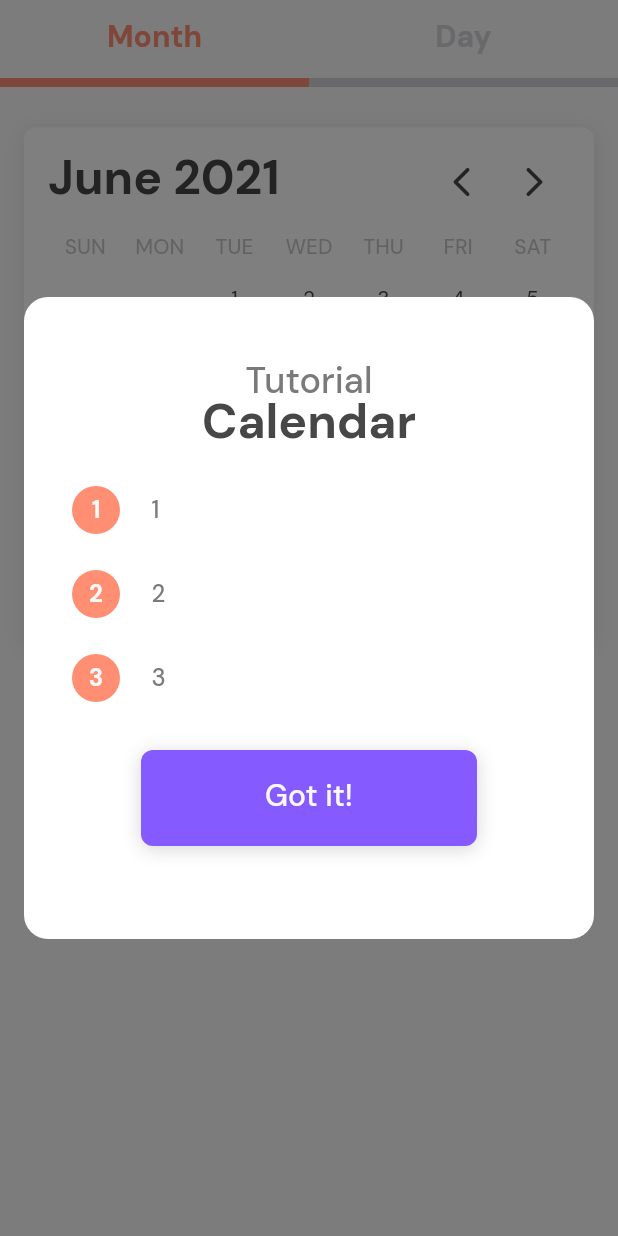
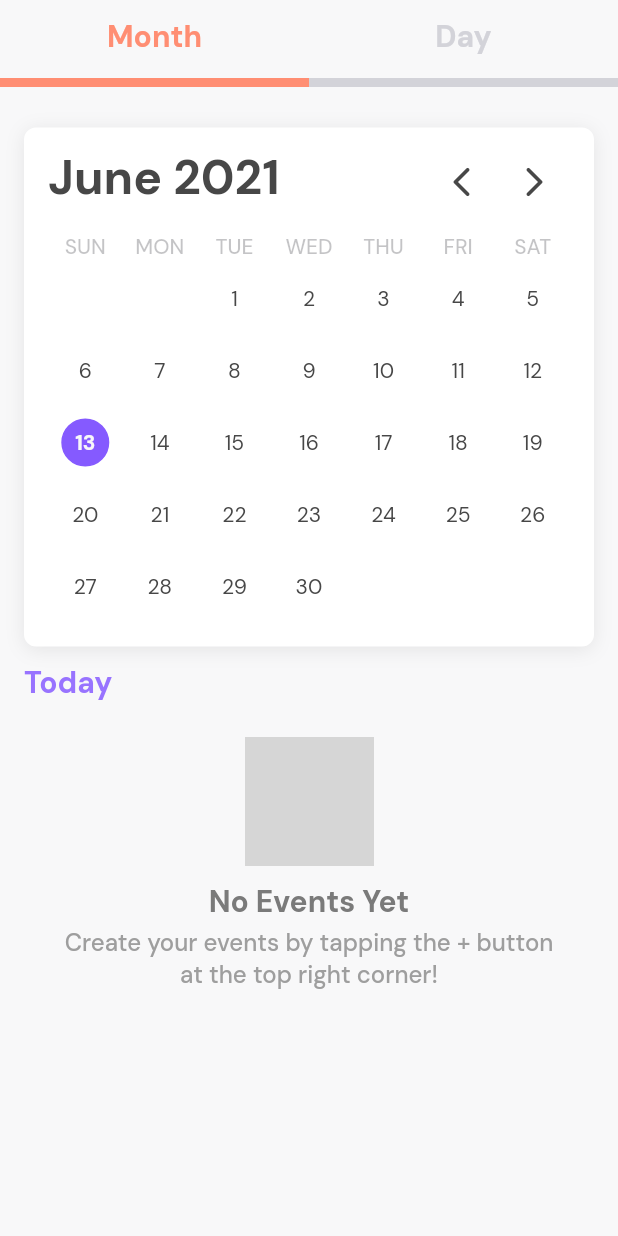
Before and after one commit to gdsc-loyola/admu_student_app, a Flutter app: the CalendarPage screen opened directly, after a tap on "Month", on a phone screen of 412 x 824 dp. Run offline on Flutter 3.47's test engine with Material 2 defaults, Android fonts, the phone set to English and light mode, and no system bars; our stand-ins replace google_fonts, introduction_screen, sqflite; missing offline and left inert: flutter_hsvcolor_picker; accounts and stored records are empty; grey boxes are pictures that could not be loaded.

Commit message:
widget fix, remove titles, empty states

```diff
--- a/lib/models/notification_center.dart
+++ b/lib/models/notification_center.dart
@@ -6,7 +6,7 @@ import 'package:admu_student_app/models/notification.dart';
 class NotificationCenter extends ChangeNotifier {
   List<Notif> _notifs = [
     Notif(
-      0,
+      1,
       'Welcome, Atenean!',
       'Hi from Beadle! I\'m so glad to have you here. Hope you enjoy!',
       '',
--- a/lib/screens/calendar/day_tab.dart
+++ b/lib/screens/calendar/day_tab.dart
@@ -6,8 +6,8 @@ import 'package:admu_student_app/constants/app_colors.dart';
 import 'package:admu_student_app/constants/app_strings.dart';
 import 'package:admu_student_app/models/calendar_events.dart';
 import 'package:admu_student_app/models/event.dart';
-import 'package:admu_student_app/widgets/calendar/calendar.dart';
 import 'package:admu_student_app/widgets/calendar/event_card.dart';
+import 'package:admu_student_app/widgets/home/empty_state.dart';
 
 class DayTab extends StatefulWidget {
   final DateTime date;
@@ -95,7 +95,9 @@ class _DayTabState extends State<DayTab> {
               : _date = _date;
         });
 
-        (_pageCtrl.page is int) ? print(_date) : print('null');
+        if (widget.onDateChange != null) widget.onDateChange(_date);
+
+        // (_pageCtrl.page is int) ? print(_date) : print('null');
       },
     );
 
@@ -105,9 +107,7 @@ class _DayTabState extends State<DayTab> {
     return Column(
       crossAxisAlignment: CrossAxisAlignment.start,
       children: [
-        SizedBox(
-          height: 36,
-        ),
+        SizedBox(height: 36),
         Row(
           mainAxisAlignment: MainAxisAlignment.spaceEvenly,
           children: [
@@ -155,6 +155,7 @@ class _DayTabState extends State<DayTab> {
           ],
         ),
         SizedBox(height: 27),
+
         // testing
         SizedBox(
           height: 112,
@@ -164,12 +165,18 @@ class _DayTabState extends State<DayTab> {
             itemBuilder: (_, index) {
               _dateAll = DateTime(_date.year, _date.month, index + 1);
 
+              bool isDate = _date.year == _dateAll.year &&
+                  _date.month == _dateAll.month &&
+                  _date.day == _dateAll.day;
+
               return Container(
                 // replace with the time card
                 width: 72,
                 height: 112,
                 decoration: BoxDecoration(
-                    color: AppColors.PRIMARY_MAIN,
+                    color: isDate
+                        ? AppColors.PRIMARY_MAIN
+                        : AppColors.GRAY_LIGHT[0],
                     borderRadius: BorderRadius.all(Radius.circular(16))),
                 margin: EdgeInsets.symmetric(horizontal: 25),
                 child: Center(
@@ -179,17 +186,17 @@ class _DayTabState extends State<DayTab> {
                   children: [
                     Text(
                       '${DateFormat('EEE').format(_dateAll).toUpperCase()}',
-                      style: Theme.of(context)
-                          .textTheme
-                          .headline5
-                          .copyWith(color: AppColors.GRAY_LIGHT[2]),
+                      style: Theme.of(context).textTheme.headline5.copyWith(
+                          color: isDate
+                              ? AppColors.GRAY_LIGHT[2]
+                              : AppColors.GRAY_DARK[2]),
                     ),
                     Text(
                       '${DateFormat('dd').format(_dateAll)}',
-                      style: Theme.of(context)
-                          .textTheme
-                          .headline5
-                          .copyWith(color: AppColors.GRAY_LIGHT[2]),
+                      style: Theme.of(context).textTheme.headline5.copyWith(
+                          color: isDate
+                              ? AppColors.GRAY_LIGHT[2]
+                              : AppColors.GRAY_DARK[2]),
                     ),
                   ],
                 )),
@@ -206,7 +213,8 @@ class _DayTabState extends State<DayTab> {
               .copyWith(color: AppColors.PRIMARY_ALT),
         ),
         SizedBox(height: 8),
-        ListView.builder(
+        _events.length > 0
+            ? ListView.builder(
                 physics: NeverScrollableScrollPhysics(),
                 shrinkWrap: true,
                 itemCount: _events.length,
@@ -216,7 +224,11 @@ class _DayTabState extends State<DayTab> {
                     child: EventCard(event: _events[index]),
                   );
                 },
-        ),
+              )
+            : EmptyState(
+                topText: 'No Events Yet',
+                bottomText:
+                    'Create your events by tapping the + button at the top right corner!'),
       ],
     );
   }
--- a/lib/screens/calendar/month_tab.dart
+++ b/lib/screens/calendar/month_tab.dart
@@ -8,6 +8,7 @@ import 'package:admu_student_app/models/event.dart';
 import 'package:admu_student_app/models/user_cache.dart';
 import 'package:admu_student_app/widgets/calendar/calendar.dart';
 import 'package:admu_student_app/widgets/calendar/event_card_small.dart';
+import 'package:admu_student_app/widgets/home/empty_state.dart';
 import 'package:admu_student_app/widgets/modals/help.dart';
 import 'package:admu_student_app/widgets/help_button.dart';
 
@@ -33,12 +34,12 @@ class _MonthTabState extends State<MonthTab> {
     else
       _date = DateTime.now();
 
-    if (UserCache.calendar) {
+    /*if (UserCache.calendar) {
       UserCache.calendar = false;
       UserCache.save();
 
       WidgetsBinding.instance.addPostFrameCallback((_) => _showHowTo());
-    }
+    }*/
   }
 
   void _showHowTo() async {
@@ -46,9 +47,8 @@ class _MonthTabState extends State<MonthTab> {
       context,
       title: 'Calendar',
       strings: [
-        '1',
-        '2',
-        '3',
+        'Select a date to see your events and tasks for that day.',
+        'Add some more by tapping the + button at the top right corner!',
       ],
     );
   }
@@ -96,11 +96,12 @@ class _MonthTabState extends State<MonthTab> {
               ),
             ),
             SizedBox(width: 4),
-            HelpButton(onTap: _showHowTo),
+            // HelpButton(onTap: _showHowTo),
           ],
         ),
         SizedBox(height: 8),
-        ListView.builder(
+        _events.length > 0
+            ? ListView.builder(
                 physics: NeverScrollableScrollPhysics(),
                 shrinkWrap: true,
                 itemCount: _events.length,
@@ -110,7 +111,11 @@ class _MonthTabState extends State<MonthTab> {
                     child: SmallEventCard(event: _events[index]),
                   );
                 },
-        ),
+              )
+            : EmptyState(
+                topText: 'No Events Yet',
+                bottomText:
+                    'Create your events by tapping the + button at the top right corner!'),
       ],
     );
   }
--- a/lib/screens/home/notifications_page.dart
+++ b/lib/screens/home/notifications_page.dart
@@ -7,7 +7,7 @@ import 'package:admu_student_app/models/notification.dart';
 import 'package:admu_student_app/widgets/home/notification_card.dart';
 
 class NotificationsPage extends StatelessWidget {
-  Future<void> _onBack(BuildContext context) async {
+  Future<bool> _onBack(BuildContext context) async {
     Provider.of<NotificationCenter>(context, listen: false).setReadAll();
 
     return true;
--- a/lib/screens/qpi/qpi_page.dart
+++ b/lib/screens/qpi/qpi_page.dart
@@ -6,6 +6,7 @@ import 'package:admu_student_app/constants/app_colors.dart';
 import 'package:admu_student_app/models/academic_records.dart';
 import 'package:admu_student_app/models/user_cache.dart';
 import 'package:admu_student_app/models/year.dart';
+import 'package:admu_student_app/widgets/home/empty_state.dart';
 import 'package:admu_student_app/widgets/modals/help.dart';
 import 'package:admu_student_app/widgets/qpi/qpi_view.dart';
 import 'package:admu_student_app/widgets/qpi/year_drop_down.dart';
@@ -90,7 +91,7 @@ class _QPIPageState extends State<QPIPage> {
                     );
                   },
                 )
-              : Container(), // replace with empty state
+              : EmptyState(topText: 'No QPI Data Yet', bottomText: 'Add your grades by tapping the + button at the top right corner!'),
 
           // compsat
           Text(
--- a/lib/widgets/home/empty_state.dart
+++ b/lib/widgets/home/empty_state.dart
@@ -1,18 +1,20 @@
-import 'package:admu_student_app/constants/app_colors.dart';
 import 'package:flutter/material.dart';
 
-import 'package:admu_student_app/main.dart';
+import 'package:admu_student_app/constants/app_colors.dart';
 
 class EmptyState extends StatelessWidget {
   final String topText;
   final String bottomText;
 
-  const EmptyState({Key key, this.topText = 'No Events Yet', this.bottomText = 'Rest up buddy! You may add events for today using the calendar page.'}) : super(key: key);
+  const EmptyState({
+    Key key,
+    this.topText = '',
+    this.bottomText = '',
+  }) : super(key: key);
 
   @override
   Widget build(BuildContext context) {
-    return Expanded(
-      child: Column(
+    return Column(
       crossAxisAlignment: CrossAxisAlignment.center,
       mainAxisAlignment: MainAxisAlignment.center,
       children: [
@@ -49,7 +51,6 @@ class EmptyState extends StatelessWidget {
           ),
         ),
       ],
-      ),
     );
   }
 }
--- a/lib/widgets/schedule/schedule_timetable.dart
+++ b/lib/widgets/schedule/schedule_timetable.dart
@@ -4,6 +4,7 @@ import 'package:provider/provider.dart';
 import 'package:admu_student_app/models/class_schedule.dart';
 import 'package:admu_student_app/models/subject.dart';
 import 'package:admu_student_app/screens/add_class.dart';
+import 'package:admu_student_app/widgets/home/empty_state.dart';
 import 'package:admu_student_app/widgets/modals/alert.dart';
 import 'package:admu_student_app/widgets/modals/custom_snack_bar.dart';
 
@@ -149,13 +150,15 @@ class ScheduleTimetable extends StatelessWidget {
 
     return Stack(
       children: [
-        // no data, empty state
-
         // background
         Positioned.fill(child: _buildBackground(context, data)),
 
         // foreground, timetable
         Positioned.fill(child: _buildTimetable(context, data)),
+
+        // no data, empty state
+        Center(child: EmptyState(topText: 'No Schedule Yet', bottomText: 'Create your classes by tapping the + button at the top right corner!')),
+
       ],
     );
   }
```
Also changed, not shown: lib/screens/drawer/directory_page.dart (+12 -9 lines), lib/screens/enlistment/enlistment_page.dart (+9 -4 lines), lib/screens/home/home_page.dart (+11 -9 lines), lib/widgets/drawer_widget.dart (+29 -28 lines). Lines whose indentation alone changed are shown as unchanged.
